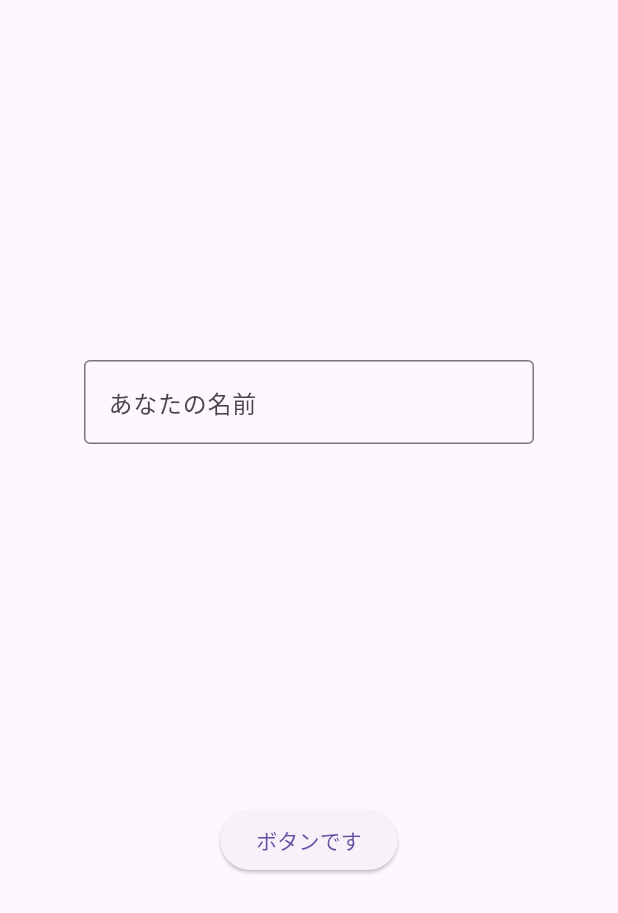
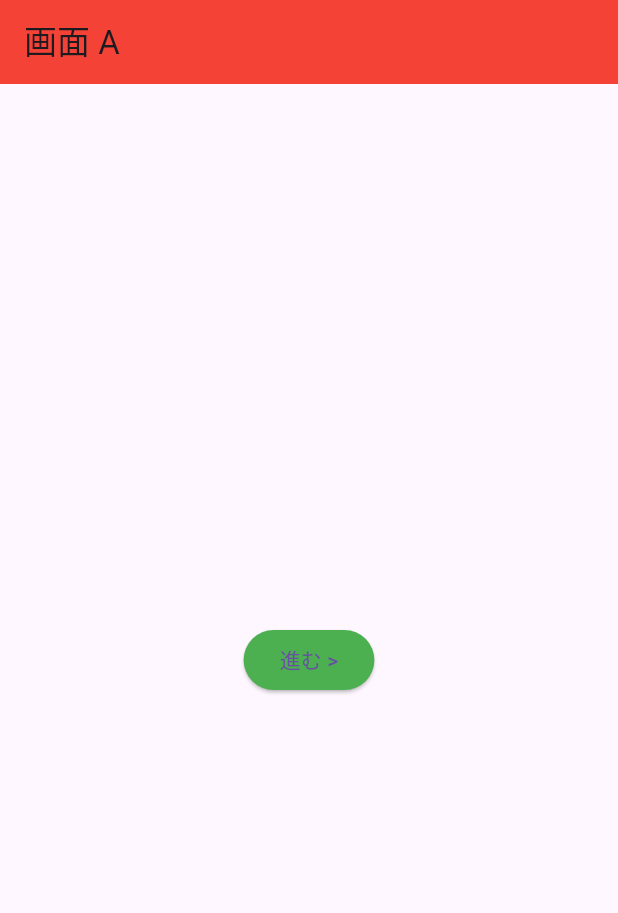
Before and after one commit to kabutomushitanaka/padokuma2, a Flutter app: the screen it shows after launch, on a phone screen of 412 x 824 dp. Shown: the top 913 px of the screen. Run offline on Flutter 3.47's test engine with Material 3 defaults, Android fonts, the phone set to English and light mode, and no system bars; our stand-ins replace go_router.

Commit message:
Merge branch 'main' into どうなってる？

```diff
--- a/lib/main.dart
+++ b/lib/main.dart
@@ -1,74 +1,48 @@
-import 'dart:math';
 import 'package:flutter/material.dart';
-import 'package:padokuma2/banana_counter.dart';
+import 'package:padokuma2/page_a.dart';
+import 'package:padokuma2/page_b.dart';
+import 'package:padokuma2/page_c.dart';
+import 'package:go_router/go_router.dart';
 
-//ツイート
-class Tweet {
+/*
+  最新のFlutterに対応するため、動画と少しコードが変わりました
+*/
 
-  //ユーザーの名前
-  final String userName = '';
-  //アイコン画像
-  final String iconUrl = '';
-  //文章メッセージ
-  final String text = '';
-  //送信日時
-  final String createdAt = '';
-
+main() {
+  final app = App();
+  runApp(app);
 }
 
+// アプリ全体
+class App extends StatelessWidget {
+  App({super.key});
 
-void main(){
-    // テキストフィールド の コントローラー
-    final controller = TextEditingController();
-    // テキストフィールド本体
-    final textField = TextField(
-      // コントローラ を このテキストフィールドに結びつける
-      controller: controller,
-      // デコレーション
-      decoration: const InputDecoration(
-        border: OutlineInputBorder(),
-        labelText: "あなたの名前",
-        hintText: "カタカナで入力してください",
-        errorText: null, // エラーメッセージは今回使わない。ここに書いたり消したりできる。
+  final router = GoRouter(
+    // パス (アプリが起動したとき)
+    initialLocation: '/a',
+    // パスと画面の組み合わせ
+    routes: [
+      GoRoute(
+        path: '/a',
+        builder: (context, state) => const PageA(),
       ),
+      GoRoute(
+        path: '/b',
+        builder: (context, state) => const PageB(),
+      ),
+      GoRoute(
+        path: '/c',
+        builder: (context, state) => const PageC(),
+      ),
+    ],
+  );
+
+  @override
+  Widget build(BuildContext context) {
+    return MaterialApp.router(
+      routeInformationProvider: router.routeInformationProvider,
+      routeInformationParser: router.routeInformationParser,
+      routerDelegate: router.routerDelegate,
     );
-    // 関数
-    xxxx() {
-      // コントローラーから文字を取り出して確認
-      debugPrint(controller.text);
-    }
-
-    // ボタン
-    final button = ElevatedButton(
-      // 関数を このボタンに結びつけておく
-      onPressed: xxxx,
-      child: const Text('ボタンです'),
-    );
-
-    // アプリ
-    final app = MaterialApp(
-      // 画面
-      home: Scaffold(
-        // 真ん中
-        body: Center(
-          // 縦に並べる
-          child: Column(
-            // いい感じにスペース開ける
-            mainAxisAlignment: MainAxisAlignment.spaceEvenly,
-            children: [
-              // コンテナ
-              Container(
-                width: 300, // 横幅
-                child: textField, // テキストフィールド
-              ),
-              // ボタンをおく
-              button,
-            ],
-          ),
-        ),
-      ),
-    );
-
-    // アプリを動かす
-    runApp(app);
   }
+}
--- /dev/null
+++ b/lib/page_a.dart
@@ -0,0 +1,44 @@
+import 'package:flutter/material.dart';
+import 'package:go_router/go_router.dart';
+
+//
+// 画面 A
+//
+class PageA extends StatelessWidget {
+  const PageA({super.key});
+
+  // 進むボタンを押したとき
+  push(BuildContext context) {
+    // 画面 B へ進む
+    context.push('/b');
+  }
+
+  @override
+  Widget build(BuildContext context) {
+    // 画面の上に表示するバー
+    final appBar = AppBar(
+      backgroundColor: Colors.red,
+      title: const Text('画面 A'),
+    );
+
+    // 進むボタン
+    final pushButton = ElevatedButton(
+      onPressed: () => push(context),
+      // MEMO: primary は古くなったので backgroundColor へ変更しました
+      style: ElevatedButton.styleFrom(backgroundColor: Colors.green),
+      child: const Text('進む >'),
+    );
+
+    return Scaffold(
+      appBar: appBar,
+      body: Center(
+        child: Row(
+          mainAxisAlignment: MainAxisAlignment.spaceEvenly,
+          children: [
+            pushButton,
+          ],
+        ),
+      ),
+    );
+  }
+}
--- a/pubspec.yaml
+++ b/pubspec.yaml
@@ -5,6 +5,7 @@ version: 1.0.0+1
 environment:
   sdk: ^3.5.4
 dependencies:
+  go_router:
   flutter:
     sdk: flutter
   cupertino_icons: ^1.0.8
```
Also changed, not shown: lib/page_b.dart (added, +60 -0 lines), lib/page_c.dart (added, +45 -0 lines), pubspec.lock.
